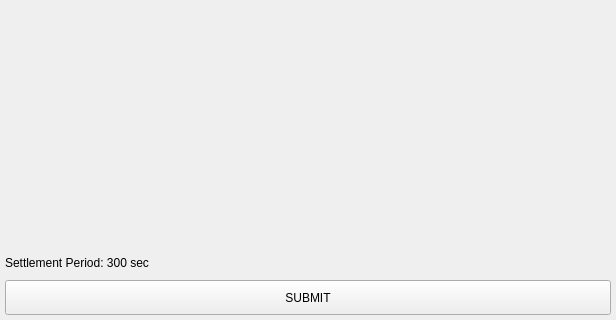
BlockSettle/terminal, file BlockSettleUILib/CreateOTCResponseWidget.ui: the form before one commit; both pictures show x 0 to 616 and y 404 to 724 of the 616 by 724 pixel window.
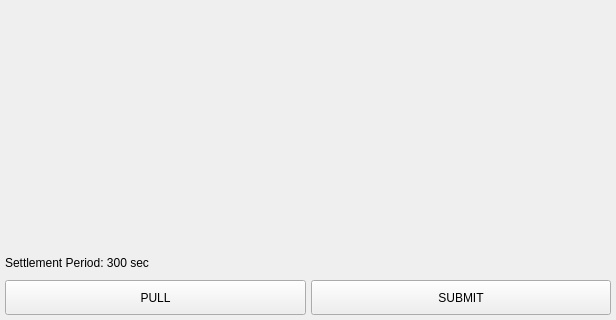
The form after the commit. Custom widgets are drawn as their Qt base class.

```diff
--- a/BlockSettleUILib/CreateOTCResponseWidget.ui
+++ b/BlockSettleUILib/CreateOTCResponseWidget.ui
@@ -473,6 +473,19 @@
       <property name="bottomMargin">
        <number>5</number>
       </property>
+      <item>
+       <widget class="QPushButton" name="pushButtonPull">
+        <property name="minimumSize">
+         <size>
+          <width>0</width>
+          <height>35</height>
+         </size>
+        </property>
+        <property name="text">
+         <string>PULL</string>
+        </property>
+       </widget>
+      </item>
       <item>
        <widget class="QPushButton" name="pushButtonSubmit">
         <property name="minimumSize">
```
